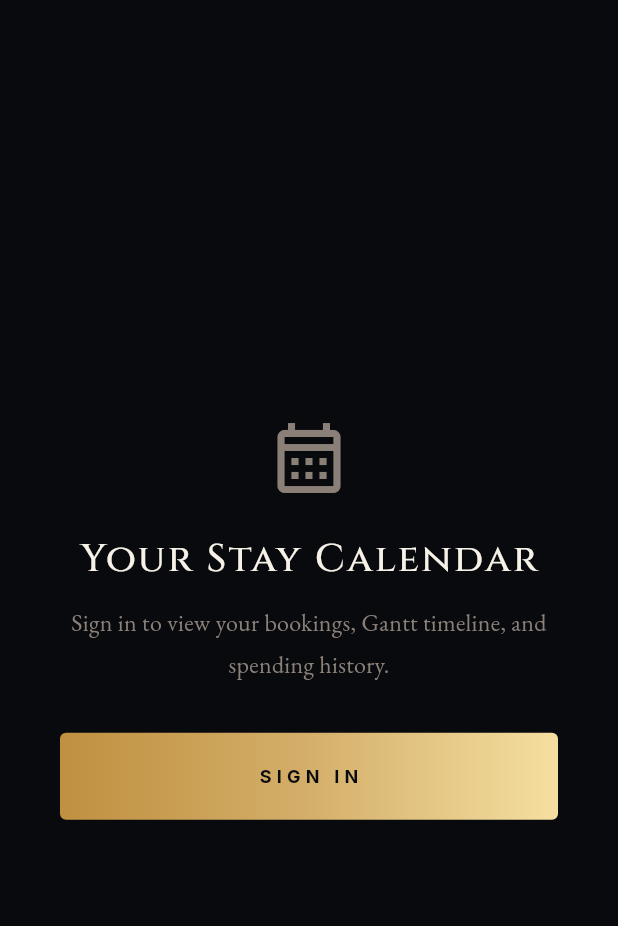
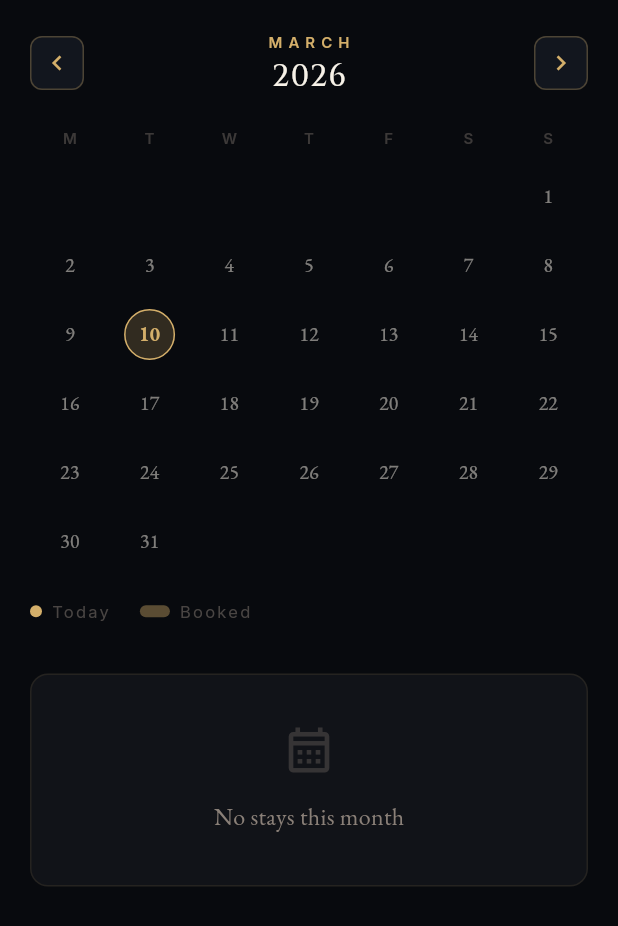
Before and after one commit to Jeevan-04/Atithya, a Flutter app: the CalendarScreen widget shown alone on an empty page, opened directly, on a phone screen of 412 x 824 dp. Shown: the top 926 px of the screen. Run offline on Flutter 3.47's test engine with Material 3 defaults, Android fonts, the phone set to English and light mode, and no system bars; drawn by our look-alikes of flutter_animate; our stand-ins replace cached_network_image, flutter_riverpod, geolocator, google_fonts, qr_flutter, share_plus and 3 more; missing offline and left inert: dart:html, dart:js_interop, dart:ui_web, mobile_scanner; accounts and stored records are empty; network calls fail.

Commit message:
refactor: move calendar inside journeys tab, revert to 4-tab navbar

```diff
--- a/lib/features/calendar/calendar_screen.dart
+++ b/lib/features/calendar/calendar_screen.dart
@@ -7,9 +7,7 @@ import '../../core/colors.dart';
 import '../../core/typography.dart';
 import '../../providers/auth_provider.dart';
 import '../../providers/booking_provider.dart';
-import '../auth/auth_foyer_screen.dart';
 import '../booking/booking_detail_screen.dart';
-import '../../core/widgets.dart';
 
 class CalendarScreen extends ConsumerStatefulWidget {
   const CalendarScreen({super.key});
@@ -104,19 +102,13 @@ class _CalendarScreenState extends ConsumerState<CalendarScreen> {
 
   @override
   Widget build(BuildContext context) {
-    final authState = ref.watch(authProvider);
-    if (!authState.isAuthenticated) return _buildGuestPrompt();
-
     final bookingState = ref.watch(bookingProvider);
     final allBookings = bookingState.bookings;
     final monthBookings = allBookings.where((b) => _overlapsMonth(b as Map)).toList();
 
-    return Scaffold(
-      backgroundColor: AtithyaColors.obsidian,
-      body: CustomScrollView(
+    return CustomScrollView(
       physics: const BouncingScrollPhysics(),
       slivers: [
-          _buildHeader(),
         SliverToBoxAdapter(child: bookingState.isLoading
           ? const Padding(padding: EdgeInsets.all(80),
               child: Center(child: CircularProgressIndicator(color: AtithyaColors.imperialGold, strokeWidth: 1)))
@@ -127,46 +119,9 @@ class _CalendarScreenState extends ConsumerState<CalendarScreen> {
               const SizedBox(height: 120),
             ])),
       ],
-      ),
     );
   }
 
-  Widget _buildHeader() {
-    return SliverAppBar(
-      pinned: true,
-      backgroundColor: AtithyaColors.obsidian,
-      elevation: 0,
-      toolbarHeight: 0,
-      expandedHeight: 140,
-      flexibleSpace: FlexibleSpaceBar(
-        background: Container(
-          decoration: const BoxDecoration(
-            gradient: LinearGradient(
-              begin: Alignment.topLeft, end: Alignment.bottomRight,
-              colors: [Color(0xFF0C0E12), Color(0xFF1A1008), Color(0xFF0D0D14)],
-            ),
-          ),
-          child: SafeArea(
-            bottom: false,
-            child: Padding(
-              padding: const EdgeInsets.fromLTRB(24, 20, 24, 16),
-              child: Column(crossAxisAlignment: CrossAxisAlignment.start, children: [
-                Row(children: [
-                  Container(width: 24, height: 1.5, color: AtithyaColors.imperialGold),
-                  const SizedBox(width: 8),
-                  Text('MY CALENDAR', style: AtithyaTypography.labelSmall.copyWith(
-                    color: AtithyaColors.imperialGold, letterSpacing: 4, fontSize: 10)),
-                ]),
-                const SizedBox(height: 8),
-                Text('Stays & Spending', style: AtithyaTypography.heroTitle.copyWith(
-                  fontSize: 30, color: AtithyaColors.pearl)),
-              ]),
-            ),
-          ),
-        ),
-      ),
-    );
-  }
 
   // ── Calendar Grid ──────────────────────────────────────────────────────────
 
@@ -705,31 +660,6 @@ class _CalendarScreenState extends ConsumerState<CalendarScreen> {
     if (amt >= 1000) return '${(amt / 1000).toStringAsFixed(0)}K';
     return amt.toStringAsFixed(0);
   }
-
-  Widget _buildGuestPrompt() {
-    return Scaffold(
-      backgroundColor: AtithyaColors.obsidian,
-      body: Center(
-        child: Padding(
-          padding: const EdgeInsets.all(40),
-          child: Column(mainAxisAlignment: MainAxisAlignment.center, children: [
-            const Icon(Icons.calendar_month_outlined, color: AtithyaColors.ashWhite, size: 56),
-            const SizedBox(height: 24),
-            Text('Your Stay Calendar', style: AtithyaTypography.displayMedium),
-            const SizedBox(height: 12),
-            Text('Sign in to view your bookings, Gantt timeline, and spending history.',
-              style: AtithyaTypography.bodyElegant.copyWith(color: AtithyaColors.ashWhite),
-              textAlign: TextAlign.center),
-            const SizedBox(height: 32),
-            GoldButton(
-              label: 'SIGN IN',
-              onTap: () => Navigator.push(context, MaterialPageRoute(builder: (_) => const AuthFoyerScreen())),
-            ),
-          ]),
-        ),
-      ),
-    );
-  }
 }
 
 class _BookingSegment {
--- a/lib/features/itineraries/itineraries_screen.dart
+++ b/lib/features/itineraries/itineraries_screen.dart
@@ -13,6 +13,7 @@ import '../../providers/booking_provider.dart';
 import '../../providers/locale_provider.dart';
 import '../../providers/trip_provider.dart';
 import '../booking/booking_detail_screen.dart';
+import '../calendar/calendar_screen.dart';
 import '../trip/journey_detail_screen.dart';
 import '../trip/trip_planner_screen.dart';
 
@@ -31,7 +32,7 @@ class _ItinerariesScreenState extends ConsumerState<ItinerariesScreen>
   @override
   void initState() {
     super.initState();
-    _tabCtrl = TabController(length: 3, vsync: this);
+    _tabCtrl = TabController(length: 4, vsync: this);
     Future.microtask(() {
       final authState = ref.read(authProvider);
       if (authState.isAuthenticated) {
@@ -69,6 +70,7 @@ class _ItinerariesScreenState extends ConsumerState<ItinerariesScreen>
               controller: _tabCtrl,
               children: [
                 _buildBookingsTab(bookingState, locale),
+                const CalendarScreen(),
                 _buildMyTripsTab(locale),
                 const _PlanTripLauncher(),
               ],
@@ -153,6 +155,7 @@ class _ItinerariesScreenState extends ConsumerState<ItinerariesScreen>
             unselectedLabelColor: AtithyaColors.parchment,
             tabs: [
               Tab(text: locale.t('it.bookings')),
+              const Tab(text: 'CALENDAR'),
               Tab(text: locale.t('it.myTrips')),
               Tab(text: locale.t('it.plan')),
             ],
--- a/lib/features/payment/payment_screen.dart
+++ b/lib/features/payment/payment_screen.dart
@@ -677,7 +677,7 @@ class _PaymentScreenState extends ConsumerState<PaymentScreen>
                       label: 'VIEW ITINERARY',
                       onTap: () {
                         // Switch to Journeys tab (index 3) and pop to AppShell
-                        ref.read(shellTabProvider.notifier).switchTo(3);
+                        ref.read(shellTabProvider.notifier).switchTo(2);
                         Navigator.of(context).popUntil((route) => route.isFirst);
                       },
                     ).animate().fadeIn(duration: 800.ms, delay: 1500.ms),
--- a/lib/features/shell/app_shell.dart
+++ b/lib/features/shell/app_shell.dart
@@ -4,7 +4,6 @@ import 'package:flutter/material.dart';
 import 'package:flutter_riverpod/flutter_riverpod.dart';
 import '../../core/colors.dart';
 import '../../providers/locale_provider.dart';
-import '../calendar/calendar_screen.dart';
 import '../concierge/concierge_modal.dart';
 import '../discover/discover_screen.dart';
 import '../estates/estates_screen.dart';
@@ -36,7 +35,6 @@ class _AppShellState extends ConsumerState<AppShell> with TickerProviderStateMix
   static const List<_NavIconItem> _navIcons = [
     _NavIconItem(icon: Icons.explore_outlined,        activeIcon: Icons.explore,            key: 'nav.discover'),
     _NavIconItem(icon: Icons.domain_outlined,         activeIcon: Icons.domain,             key: 'nav.palaces'),
-    _NavIconItem(icon: Icons.calendar_month_outlined, activeIcon: Icons.calendar_month,     key: 'nav.calendar'),
     _NavIconItem(icon: Icons.card_travel_outlined,    activeIcon: Icons.card_travel,        key: 'nav.journeys'),
     _NavIconItem(icon: Icons.account_circle_outlined, activeIcon: Icons.account_circle,     key: 'nav.sanctum'),
   ];
@@ -44,13 +42,12 @@ class _AppShellState extends ConsumerState<AppShell> with TickerProviderStateMix
   final List<Widget> _screens = const [
     DiscoverScreen(),
     EstatesScreen(),
-    CalendarScreen(),
     ItinerariesScreen(),
     SanctumScreen(),
   ];
 
-  // fraction = (index + 0.5) / 5  →  center of each fifth slot
-  static double _fracFor(int i) => (i + 0.5) / 5;
+  // fraction = (index + 0.5) / 4  →  center of each fourth slot
+  static double _fracFor(int i) => (i + 0.5) / 4;
 
   @override
   void initState() {
```
Lines whose indentation alone changed are shown as unchanged.
